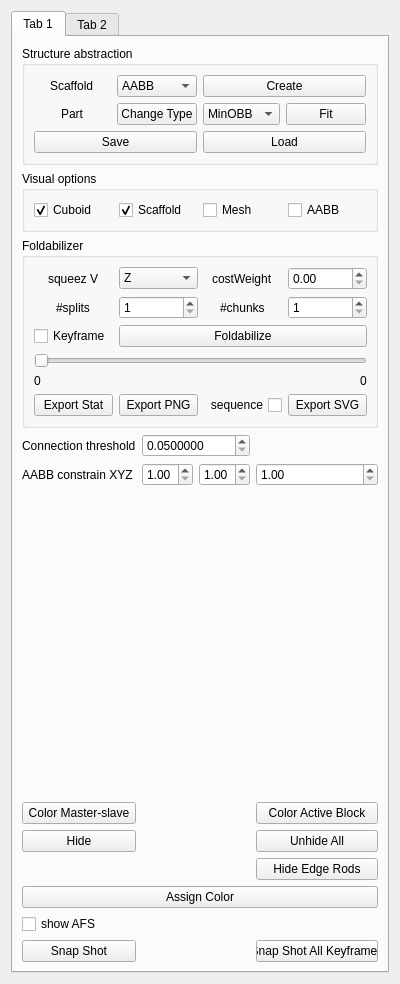
Qt form FoldPlugin/FdWidget.ui (letienhung/fold-hcc) before a commit.
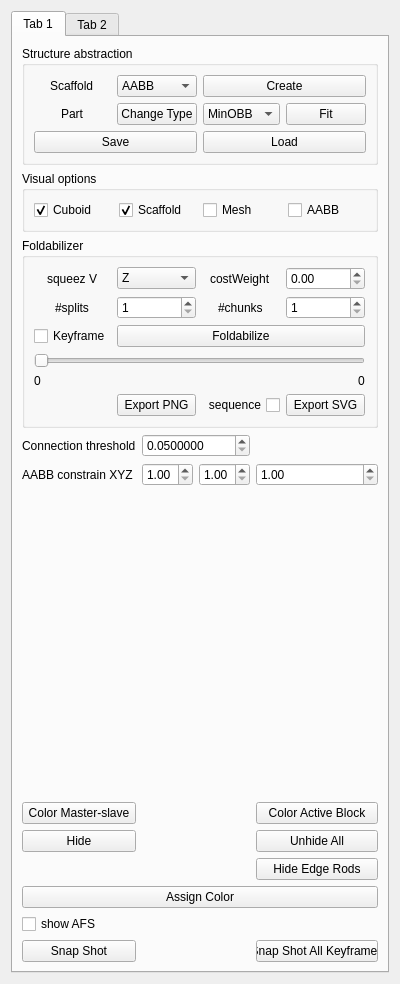
The same form after that commit.

Patch:
```diff
--- a/FoldPlugin/FdWidget.ui
+++ b/FoldPlugin/FdWidget.ui
@@ -152,13 +152,6 @@
             </property>
            </widget>
           </item>
-          <item row="7" column="0">
-           <widget class="QPushButton" name="exportStat">
-            <property name="text">
-             <string>Export Stat</string>
-            </property>
-           </widget>
-          </item>
           <item row="7" column="3">
            <widget class="QPushButton" name="exportVector">
             <property name="text">
```
